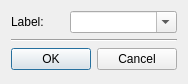
The window that src/editdialog.ui (otre99/TaggerTool) describes before a commit, drawn with Qt 5.
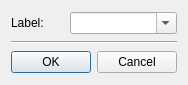
The same window after the commit.

The edit to the form file:
```diff
--- a/src/editdialog.ui
+++ b/src/editdialog.ui
@@ -7,7 +7,7 @@
     <x>0</x>
     <y>0</y>
     <width>184</width>
-    <height>84</height>
+    <height>85</height>
    </rect>
   </property>
   <property name="windowTitle">
@@ -43,6 +43,9 @@
      <property name="editable">
       <bool>true</bool>
      </property>
+     <property name="placeholderText">
+      <string>label</string>
+     </property>
     </widget>
    </item>
   </layout>
```
